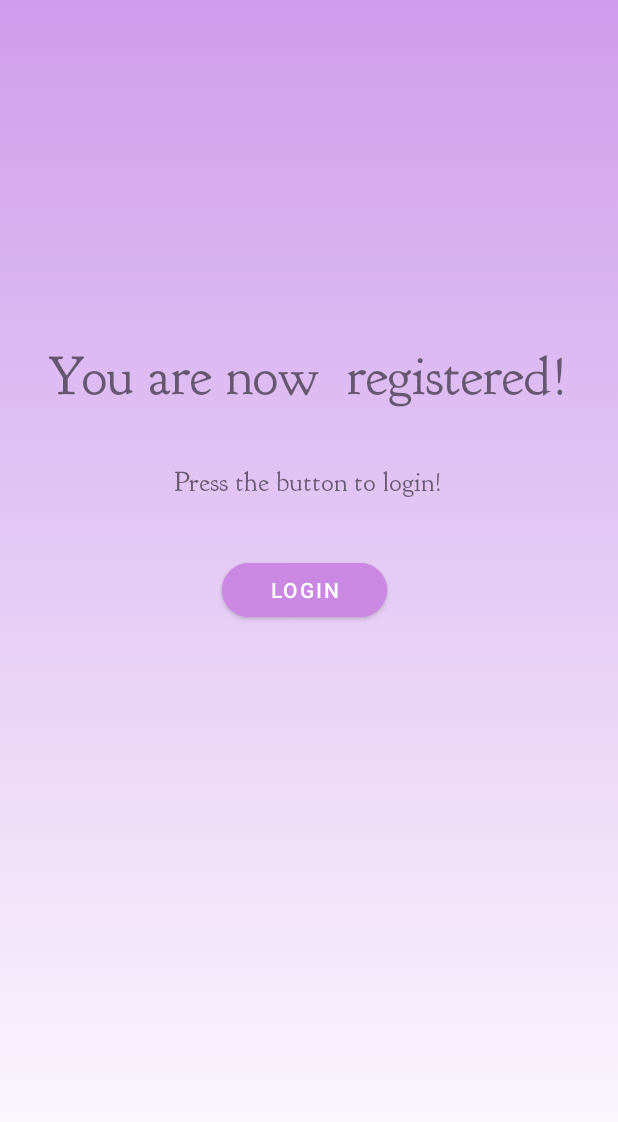
After one commit to zornicaShopova/LifeInQuotes, an Android app: the RegisterConfirmationActivity screen opened directly, with no data from a screen before it, on a phone screen of 412 x 824 dp. The commit adds this screen. Shown: the top 1122 px of the screen. Run offline under Robolectric (Android 15) with nearby library versions, the phone set to English and light mode, and no system bars.

Commit message:
register, login and database are working

```diff
--- a/app/src/main/AndroidManifest.xml
+++ b/app/src/main/AndroidManifest.xml
@@ -9,7 +9,8 @@
         android:roundIcon="@mipmap/ic_launcher_round"
         android:supportsRtl="true"
         android:theme="@style/Theme.LQ">
-        <activity android:name=".HomeActivity"></activity>
+        <activity android:name=".RegisterConfirmationActivity"></activity>
+        <activity android:name=".HomeActivity" />
         <activity android:name=".RegisterActivity" />
         <activity android:name=".LoginActivity" />
         <activity android:name=".MainActivity">
--- a/app/src/main/java/uni/fmi/masters/lq/LoginActivity.java
+++ b/app/src/main/java/uni/fmi/masters/lq/LoginActivity.java
@@ -13,9 +13,10 @@ import android.widget.Toast;
 public class LoginActivity extends AppCompatActivity {
 
     SharedPreferences pref;
+    SQLiteDatabaseHelper dbHelper;
+
     String username;
     String password;
-    SQLiteDatabaseHelper dbHelper;
 
     //objects
     EditText usernameEText;
@@ -36,8 +37,9 @@ public class LoginActivity extends AppCompatActivity {
         loginB.setOnClickListener(onClick);
 
         pref = getApplicationContext().getSharedPreferences(RegisterActivity.SHARED_PREF_NAME, MODE_PRIVATE);
-        username = pref.getString(RegisterActivity.SHARED_PREF_USERNAME, "zori");
-        password = pref.getString(RegisterActivity.SHARED_PREF_PASSWORD, "1234");
+
+//        username = pref.getString(RegisterActivity.SHARED_PREF_USERNAME, "zori");
+//        password = pref.getString(RegisterActivity.SHARED_PREF_PASSWORD, "1234");
 
     }
 
--- a/app/src/main/java/uni/fmi/masters/lq/RegisterActivity.java
+++ b/app/src/main/java/uni/fmi/masters/lq/RegisterActivity.java
@@ -53,7 +53,7 @@ public class RegisterActivity extends AppCompatActivity {
         @Override
         public void onClick(View v) {
             //check if the field  is empty
-            if (v.getId() == R.id.registerButton) {
+            if (v.getId() == R.id.RegistrationButton) {
                 if (fullNameET.getText().length() > 0
                         && usernameET.getText().length() > 0
                         && passwordET.getText().length() > 0
@@ -70,7 +70,7 @@ public class RegisterActivity extends AppCompatActivity {
 
 
                     if (!dbHelper.registerUser(user)) {
-                        Toast.makeText(RegisterActivity.this, "Something went  wrong", Toast.LENGTH_SHORT).show();
+                        Toast.makeText(RegisterActivity.this, "Something went wrong", Toast.LENGTH_SHORT).show();
                         return;
                     }
                 } else {
@@ -78,7 +78,7 @@ public class RegisterActivity extends AppCompatActivity {
                     return;
                 }
             }
-            Intent intent = new Intent(RegisterActivity.this, LoginActivity.class);
+            Intent intent = new Intent(RegisterActivity.this, RegisterConfirmationActivity.class);  // Register confirm activity
             startActivity(intent);
         }
     };
--- /dev/null
+++ b/app/src/main/java/uni/fmi/masters/lq/RegisterConfirmationActivity.java
@@ -0,0 +1,32 @@
+package uni.fmi.masters.lq;
+
+import androidx.appcompat.app.AppCompatActivity;
+
+import android.content.Intent;
+import android.os.Bundle;
+import android.util.Log;
+import android.view.View;
+import android.widget.Button;
+
+public class RegisterConfirmationActivity extends AppCompatActivity {
+
+    Button confLoginB;
+
+    @Override
+    protected void onCreate(Bundle savedInstanceState) {
+        super.onCreate(savedInstanceState);
+        setContentView(R.layout.activity_register_confirmation);
+
+        confLoginB = findViewById(R.id.ConfirmLoginBtn);
+
+        confLoginB.setOnClickListener(onClick);
+    }
+
+    View.OnClickListener onClick = new View.OnClickListener() {
+        @Override
+        public void onClick(View v) {
+            Intent intent = new Intent(RegisterConfirmationActivity.this, LoginActivity.class);
+            startActivity(intent);
+        }
+    };
+}
--- a/app/src/main/java/uni/fmi/masters/lq/SQLiteDatabaseHelper.java
+++ b/app/src/main/java/uni/fmi/masters/lq/SQLiteDatabaseHelper.java
@@ -75,11 +75,14 @@ public class SQLiteDatabaseHelper extends SQLiteOpenHelper {
         Cursor c = null;
         try {
             db = getReadableDatabase();
-            String sql = "SELECT * FROM" + TABLE_USER + "WHERE " + TABLE_USER_USERNAME + "=" + username + "'"
-                    + "AND" + TABLE_USER_PASSWORD + "= " + password + "'";
+            String sql = "SELECT * FROM " + TABLE_USER
+                    + " WHERE " + TABLE_USER_USERNAME + " = '" + username + "'"
+                    + " AND " + TABLE_USER_PASSWORD + " = '" + password + "'";
 
             c = db.rawQuery(sql, null);
+
             return c.moveToFirst();
+
         } catch (SQLException e) {
             Log.wtf(MY_ERROR, e.getMessage());
         } finally {
@@ -87,7 +90,7 @@ public class SQLiteDatabaseHelper extends SQLiteOpenHelper {
                 c.close();
             }
 
-            if (db!=  null){
+            if (db != null){
                 db.close();
             }
         }
--- a/app/src/main/res/layout/activity_home.xml
+++ b/app/src/main/res/layout/activity_home.xml
@@ -17,4 +17,5 @@
         app:layout_constraintEnd_toEndOf="parent"
         app:layout_constraintStart_toStartOf="parent"
         app:layout_constraintTop_toTopOf="parent" />
+
 </androidx.constraintlayout.widget.ConstraintLayout>
--- /dev/null
+++ b/app/src/main/res/layout/activity_register_confirmation.xml
@@ -0,0 +1,53 @@
+<?xml version="1.0" encoding="utf-8"?>
+<androidx.constraintlayout.widget.ConstraintLayout xmlns:android="http://schemas.android.com/apk/res/android"
+    xmlns:app="http://schemas.android.com/apk/res-auto"
+    xmlns:tools="http://schemas.android.com/tools"
+    android:layout_width="match_parent"
+    android:layout_height="match_parent"
+    android:background="@drawable/gradient_background"
+    tools:context=".RegisterConfirmationActivity">
+
+    <TextView
+        android:id="@+id/textView4"
+        android:layout_width="wrap_content"
+        android:layout_height="wrap_content"
+        android:layout_marginStart="61dp"
+        android:layout_marginTop="228dp"
+        android:layout_marginEnd="61dp"
+        android:fontFamily="@font/goudy_bookletter_1911"
+        android:text="You are now  registered!"
+        android:textSize="36sp"
+        app:layout_constraintEnd_toEndOf="parent"
+        app:layout_constraintHorizontal_bias="0.508"
+        app:layout_constraintStart_toStartOf="parent"
+        app:layout_constraintTop_toTopOf="parent" />
+
+    <Button
+        android:id="@+id/ConfirmLoginBtn"
+        android:layout_width="110dp"
+        android:layout_height="wrap_content"
+        android:layout_marginStart="148dp"
+        android:layout_marginTop="36dp"
+        android:layout_marginEnd="153dp"
+        android:backgroundTint="#CB88E2"
+        android:text="Login"
+        app:cornerRadius="32dp"
+        app:layout_constraintEnd_toEndOf="parent"
+        app:layout_constraintHorizontal_bias="0.0"
+        app:layout_constraintStart_toStartOf="parent"
+        app:layout_constraintTop_toBottomOf="@+id/textView5" />
+
+    <TextView
+        android:id="@+id/textView5"
+        android:layout_width="wrap_content"
+        android:layout_height="wrap_content"
+        android:layout_marginStart="116dp"
+        android:layout_marginTop="36dp"
+        android:layout_marginEnd="117dp"
+        android:fontFamily="@font/goudy_bookletter_1911"
+        android:text="Press the button to login!"
+        android:textSize="18sp"
+        app:layout_constraintEnd_toEndOf="parent"
+        app:layout_constraintStart_toStartOf="parent"
+        app:layout_constraintTop_toBottomOf="@+id/textView4" />
+</androidx.constraintlayout.widget.ConstraintLayout>
```
